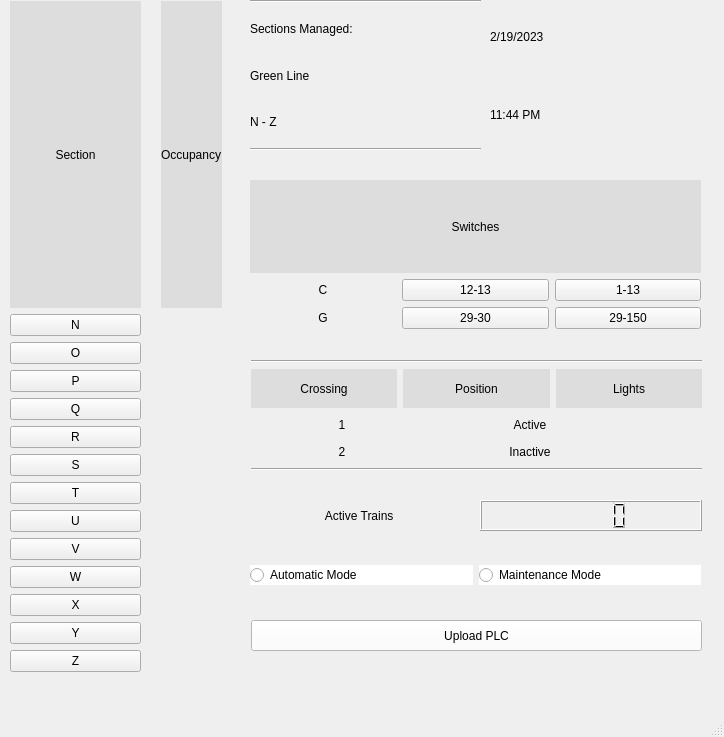
Qt form Wayside/Wayside_Main_A.ui (headhunter22/ECE1140-Train-Simulator) before a commit.
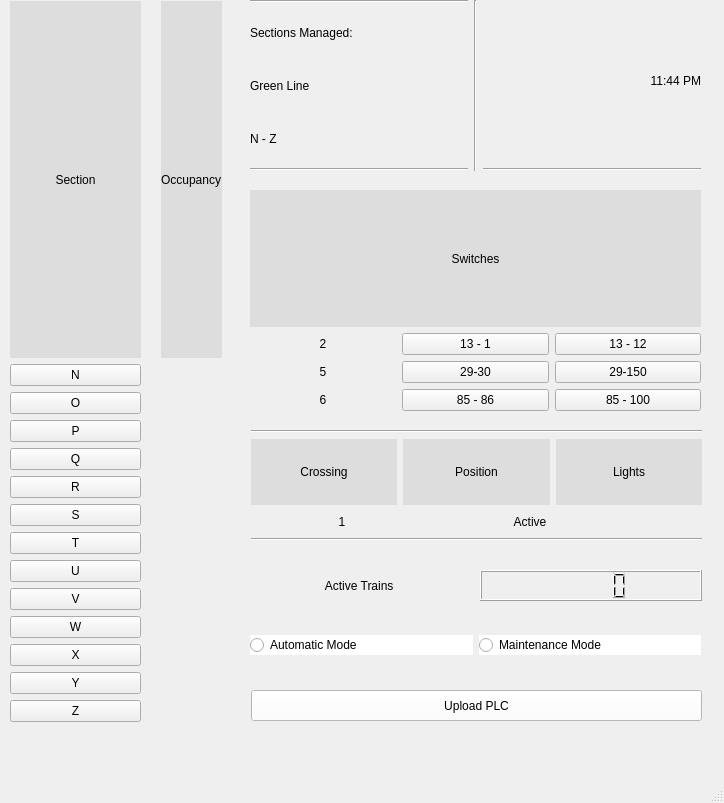
The same form after that commit. Icons and pictures are not drawn.

```diff
--- a/Wayside/Wayside_Main_A.ui
+++ b/Wayside/Wayside_Main_A.ui
@@ -7,7 +7,7 @@
     <x>0</x>
     <y>0</y>
     <width>724</width>
-    <height>737</height>
+    <height>803</height>
    </rect>
   </property>
   <property name="windowTitle">
@@ -18,7 +18,7 @@
     <property name="geometry">
      <rect>
       <x>251</x>
-      <y>360</y>
+      <y>430</y>
       <width>451</width>
       <height>111</height>
      </rect>
@@ -176,102 +176,6 @@
        </item>
       </layout>
      </item>
-     <item>
-      <layout class="QHBoxLayout" name="horizontalLayout_21">
-       <item>
-        <widget class="QLabel" name="label_55">
-         <property name="styleSheet">
-          <string notr="true">font: 700 10pt &quot;Georgia&quot;;
-color: rgb(0, 0, 0);</string>
-         </property>
-         <property name="text">
-          <string>2</string>
-         </property>
-         <property name="alignment">
-          <set>Qt::AlignCenter</set>
-         </property>
-        </widget>
-       </item>
-       <item>
-        <widget class="QLabel" name="gatepositionb">
-         <property name="styleSheet">
-          <string notr="true">font: 9pt &quot;Georgia&quot;;
-color: rgb(0, 0, 0);</string>
-         </property>
-         <property name="frameShadow">
-          <enum>QFrame::Plain</enum>
-         </property>
-         <property name="text">
-          <string>Inactive</string>
-         </property>
-         <property name="alignment">
-          <set>Qt::AlignCenter</set>
-         </property>
-        </widget>
-       </item>
-       <item>
-        <layout class="QHBoxLayout" name="horizontalLayout_29">
-         <item>
-          <widget class="QLabel" name="redb">
-           <property name="maximumSize">
-            <size>
-             <width>21</width>
-             <height>21</height>
-            </size>
-           </property>
-           <property name="text">
-            <string/>
-           </property>
-           <property name="pixmap">
-            <pixmap>offlight.png</pixmap>
-           </property>
-           <property name="scaledContents">
-            <bool>true</bool>
-           </property>
-          </widget>
-         </item>
-         <item>
-          <widget class="QLabel" name="yellowb">
-           <property name="maximumSize">
-            <size>
-             <width>21</width>
-             <height>21</height>
-            </size>
-           </property>
-           <property name="text">
-            <string/>
-           </property>
-           <property name="pixmap">
-            <pixmap>offlight.png</pixmap>
-           </property>
-           <property name="scaledContents">
-            <bool>true</bool>
-           </property>
-          </widget>
-         </item>
-         <item>
-          <widget class="QLabel" name="greenb">
-           <property name="maximumSize">
-            <size>
-             <width>21</width>
-             <height>21</height>
-            </size>
-           </property>
-           <property name="text">
-            <string/>
-           </property>
-           <property name="pixmap">
-            <pixmap>offlight.png</pixmap>
-           </property>
-           <property name="scaledContents">
-            <bool>true</bool>
-           </property>
-          </widget>
-         </item>
-        </layout>
-       </item>
-      </layout>
-     </item>
      <item>
       <widget class="Line" name="line_5">
        <property name="orientation">
@@ -285,7 +189,7 @@
     <property name="geometry">
      <rect>
       <x>251</x>
-      <y>620</y>
+      <y>690</y>
       <width>451</width>
       <height>31</height>
      </rect>
@@ -303,7 +207,7 @@
     <property name="geometry">
      <rect>
       <x>250</x>
-      <y>560</y>
+      <y>630</y>
       <width>451</width>
       <height>31</height>
      </rect>
@@ -339,7 +243,7 @@
     <property name="geometry">
      <rect>
       <x>251</x>
-      <y>500</y>
+      <y>570</y>
       <width>451</width>
       <height>31</height>
      </rect>
@@ -364,112 +268,13 @@
      </item>
     </layout>
    </widget>
-   <widget class="QWidget" name="verticalLayoutWidget_4">
-    <property name="geometry">
-     <rect>
-      <x>490</x>
-      <y>0</y>
-      <width>211</width>
-      <height>151</height>
-     </rect>
-    </property>
-    <layout class="QVBoxLayout" name="verticalLayout_5">
-     <item>
-      <widget class="QLabel" name="date">
-       <property name="styleSheet">
-        <string notr="true">font: 700 12pt &quot;Segoe UI&quot;;
-color: rgb(0, 0, 0);</string>
-       </property>
-       <property name="text">
-        <string>2/19/2023</string>
-       </property>
-       <property name="alignment">
-        <set>Qt::AlignLeading|Qt::AlignLeft|Qt::AlignVCenter</set>
-       </property>
-      </widget>
-     </item>
-     <item>
-      <widget class="QLabel" name="time">
-       <property name="styleSheet">
-        <string notr="true">font: 700 12pt &quot;Segoe UI&quot;;
-color: rgb(0, 0, 0);</string>
-       </property>
-       <property name="text">
-        <string>11:44 PM</string>
-       </property>
-       <property name="alignment">
-        <set>Qt::AlignLeading|Qt::AlignLeft|Qt::AlignVCenter</set>
-       </property>
-      </widget>
-     </item>
-    </layout>
-   </widget>
-   <widget class="QWidget" name="verticalLayoutWidget_2">
-    <property name="geometry">
-     <rect>
-      <x>250</x>
-      <y>0</y>
-      <width>231</width>
-      <height>151</height>
-     </rect>
-    </property>
-    <layout class="QVBoxLayout" name="verticalLayout">
-     <item>
-      <widget class="Line" name="line_3">
-       <property name="orientation">
-        <enum>Qt::Horizontal</enum>
-       </property>
-      </widget>
-     </item>
-     <item>
-      <widget class="QLabel" name="label_5">
-       <property name="styleSheet">
-        <string notr="true">font: 700 13pt &quot;Georgia&quot;;
-color: rgb(0, 0, 0);</string>
-       </property>
-       <property name="text">
-        <string>Sections Managed:</string>
-       </property>
-      </widget>
-     </item>
-     <item>
-      <widget class="QLabel" name="label_6">
-       <property name="styleSheet">
-        <string notr="true">font: 700 12pt &quot;Georgia&quot;;
-color: rgb(0, 0, 0);</string>
-       </property>
-       <property name="text">
-        <string>Green Line</string>
-       </property>
-      </widget>
-     </item>
-     <item>
-      <widget class="QLabel" name="label_7">
-       <property name="styleSheet">
-        <string notr="true">font: 700 12pt &quot;Georgia&quot;;
-color: rgb(0, 0, 0);</string>
-       </property>
-       <property name="text">
-        <string>N - Z</string>
-       </property>
-      </widget>
-     </item>
-     <item>
-      <widget class="Line" name="line_4">
-       <property name="orientation">
-        <enum>Qt::Horizontal</enum>
-       </property>
-      </widget>
-     </item>
-    </layout>
-   </widget>
    <widget class="QWidget" name="gridLayoutWidget_3">
     <property name="geometry">
      <rect>
       <x>10</x>
       <y>1</y>
       <width>221</width>
-      <height>671</height>
+      <height>721</height>
      </rect>
     </property>
     <layout class="QGridLayout" name="gridLayout_4">
@@ -892,9 +697,9 @@
     <property name="geometry">
      <rect>
       <x>250</x>
-      <y>180</y>
+      <y>190</y>
       <width>451</width>
-      <height>149</height>
+      <height>221</height>
      </rect>
     </property>
     <layout class="QVBoxLayout" name="verticalLayout_7">
@@ -922,7 +727,7 @@
 color: rgb(0, 0, 0);</string>
          </property>
          <property name="text">
-          <string>C</string>
+          <string>2</string>
          </property>
          <property name="alignment">
           <set>Qt::AlignCenter</set>
@@ -932,7 +737,7 @@
        <item>
         <widget class="QPushButton" name="ca">
          <property name="text">
-          <string>12-13</string>
+          <string>13 - 1</string>
          </property>
          <property name="checkable">
           <bool>false</bool>
@@ -942,7 +747,7 @@
        <item>
         <widget class="QPushButton" name="cb">
          <property name="text">
-          <string>1-13</string>
+          <string>13 - 12</string>
          </property>
         </widget>
        </item>
@@ -957,7 +762,7 @@
 color: rgb(0, 0, 0);</string>
          </property>
          <property name="text">
-          <string>G</string>
+          <string>5</string>
          </property>
          <property name="alignment">
           <set>Qt::AlignCenter</set>
@@ -980,6 +785,140 @@
           <string>29-150</string>
          </property>
         </widget>
+       </item>
+      </layout>
+     </item>
+     <item>
+      <layout class="QHBoxLayout" name="horizontalLayout_2">
+       <item>
+        <widget class="QLabel" name="label_15">
+         <property name="styleSheet">
+          <string notr="true">font: 700 10pt &quot;Georgia&quot;;
+color: rgb(0, 0, 0);</string>
+         </property>
+         <property name="text">
+          <string>6</string>
+         </property>
+         <property name="alignment">
+          <set>Qt::AlignCenter</set>
+         </property>
+        </widget>
+       </item>
+       <item>
+        <widget class="QPushButton" name="gate60">
+         <property name="text">
+          <string>85 - 86</string>
+         </property>
+         <property name="checkable">
+          <bool>false</bool>
+         </property>
+        </widget>
+       </item>
+       <item>
+        <widget class="QPushButton" name="gate61">
+         <property name="text">
+          <string>85 - 100</string>
+         </property>
+        </widget>
+       </item>
+      </layout>
+     </item>
+    </layout>
+   </widget>
+   <widget class="QWidget" name="horizontalLayoutWidget_2">
+    <property name="geometry">
+     <rect>
+      <x>250</x>
+      <y>0</y>
+      <width>451</width>
+      <height>171</height>
+     </rect>
+    </property>
+    <layout class="QHBoxLayout" name="horizontalLayout_5">
+     <item>
+      <layout class="QVBoxLayout" name="verticalLayout">
+       <item>
+        <widget class="Line" name="line_3">
+         <property name="orientation">
+          <enum>Qt::Horizontal</enum>
+         </property>
+        </widget>
+       </item>
+       <item>
+        <widget class="QLabel" name="label_5">
+         <property name="styleSheet">
+          <string notr="true">font: 700 13pt &quot;Georgia&quot;;
+color: rgb(0, 0, 0);</string>
+         </property>
+         <property name="text">
+          <string>Sections Managed:</string>
+         </property>
+        </widget>
+       </item>
+       <item>
+        <widget class="QLabel" name="label_6">
+         <property name="styleSheet">
+          <string notr="true">font: 700 12pt &quot;Georgia&quot;;
+color: rgb(0, 0, 0);</string>
+         </property>
+         <property name="text">
+          <string>Green Line</string>
+         </property>
+        </widget>
+       </item>
+       <item>
+        <widget class="QLabel" name="label_7">
+         <property name="styleSheet">
+          <string notr="true">font: 700 12pt &quot;Georgia&quot;;
+color: rgb(0, 0, 0);</string>
+         </property>
+         <property name="text">
+          <string>N - Z</string>
+         </property>
+        </widget>
+       </item>
+       <item>
+        <widget class="Line" name="line_4">
+         <property name="orientation">
+          <enum>Qt::Horizontal</enum>
+         </property>
+        </widget>
+       </item>
+      </layout>
+     </item>
+     <item>
+      <widget class="Line" name="line">
+       <property name="orientation">
+        <enum>Qt::Vertical</enum>
+       </property>
+      </widget>
+     </item>
+     <item>
+      <layout class="QHBoxLayout" name="horizontalLayout_3">
+       <item>
+        <layout class="QVBoxLayout" name="verticalLayout_2">
+         <item>
+          <widget class="QLabel" name="time">
+           <property name="styleSheet">
+            <string notr="true">font: 700 18pt &quot;Segoe UI&quot;;
+color: rgb(0, 0, 0);</string>
+           </property>
+           <property name="text">
+            <string>11:44 PM</string>
+           </property>
+           <property name="alignment">
+            <set>Qt::AlignRight|Qt::AlignTrailing|Qt::AlignVCenter</set>
+           </property>
+          </widget>
+         </item>
+         <item>
+          <widget class="Line" name="line_6">
+           <property name="orientation">
+            <enum>Qt::Horizontal</enum>
+           </property>
+          </widget>
+         </item>
+        </layout>
        </item>
       </layout>
      </item>
```
Left out of the diff: 8 changed lines with no effect on the pictures.
